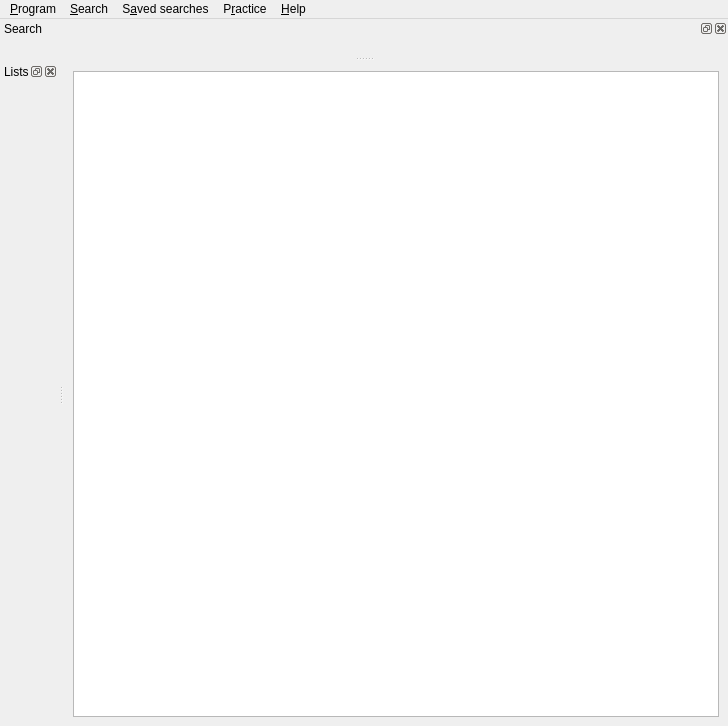
Qt form src/gui/MainWindow.ui (Gnurou/tagainijisho) before a commit.
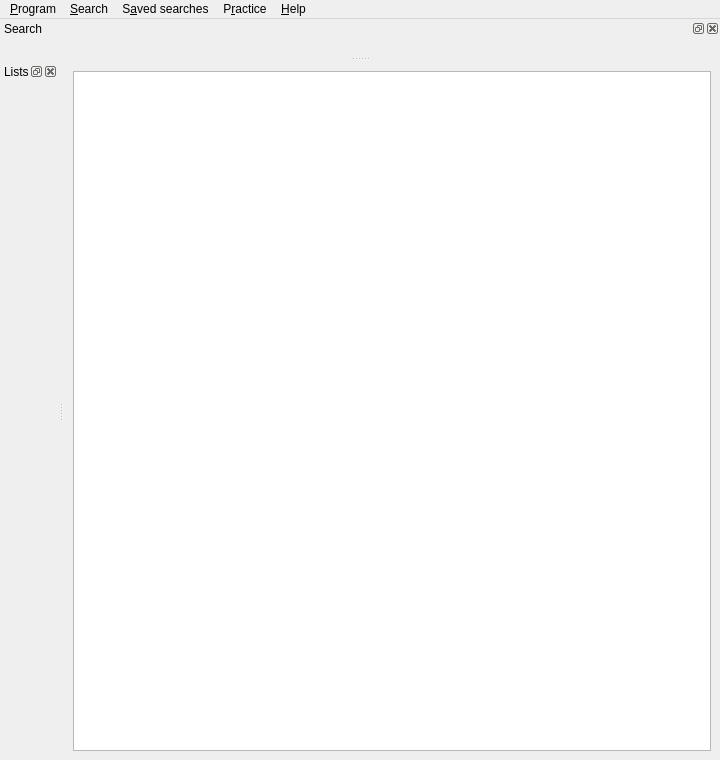
The same form after that commit. Icons and pictures are not drawn. Custom widgets are drawn as their Qt base class.

Commit message: Fix main window initial size again

Patch:
```diff
--- a/src/gui/MainWindow.ui
+++ b/src/gui/MainWindow.ui
@@ -6,8 +6,8 @@
    <rect>
     <x>0</x>
     <y>0</y>
-    <width>728</width>
-    <height>726</height>
+    <width>720</width>
+    <height>760</height>
    </rect>
   </property>
   <property name="windowTitle">
@@ -35,7 +35,7 @@
     <rect>
      <x>0</x>
      <y>0</y>
-     <width>728</width>
+     <width>720</width>
      <height>20</height>
     </rect>
    </property>
```
